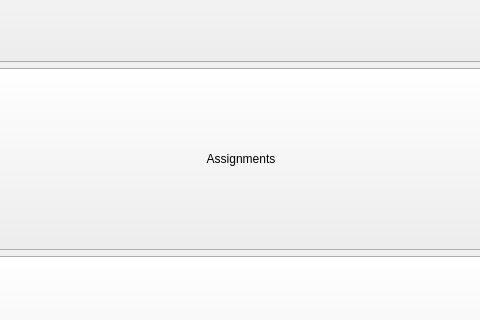
First picture: the form in Client/Client/mainmenuwindow.ui, repository Oleksii-Adamov/OOP-4sem-project, before the edit; both pictures show x 159 to 639 and y 130 to 450 of the 800 by 600 pixel window.
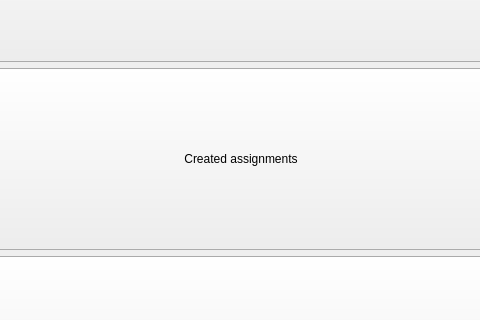
Second picture: the form after the edit.

```diff
--- a/Client/Client/mainmenuwindow.ui
+++ b/Client/Client/mainmenuwindow.ui
@@ -37,7 +37,7 @@
        </sizepolicy>
       </property>
       <property name="text">
-       <string>Assignments</string>
+       <string>Created assignments</string>
       </property>
      </widget>
     </item>
```
Left out of the diff: 2 changed lines with no effect on the pictures.
